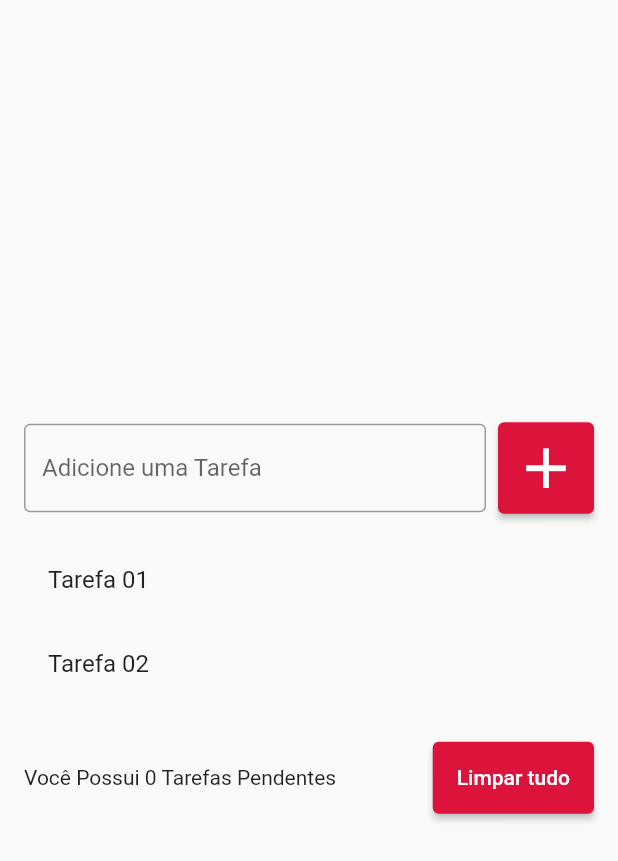
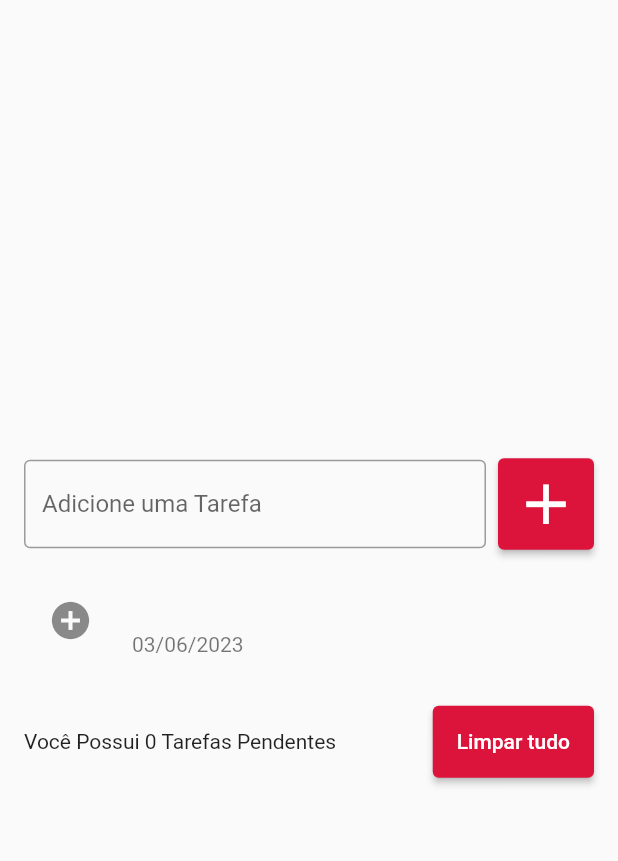
Before and after one commit to petersonpm/flutter-task-list, a Flutter app: the screen it shows after launch, after a tap on the "add" icon, on a phone screen of 412 x 824 dp. Shown: the top 861 px of the screen. Run offline on Flutter 3.47's test engine with Material 2 defaults, Android fonts, the light colour scheme and no system bars.

Commit message:
Adicionando Itens na Lista

```diff
--- a/lib/pages/todo_list_page.dart
+++ b/lib/pages/todo_list_page.dart
@@ -1,7 +1,16 @@
 import 'package:flutter/material.dart';
 
-class TodoListPage extends StatelessWidget {
-  const TodoListPage({Key? key}) : super(key: key);
+class TodoListPage extends StatefulWidget {
+   TodoListPage({Key? key}) : super(key: key);
+
+  @override
+  State<TodoListPage> createState() => _TodoListPageState();
+}
+
+class _TodoListPageState extends State<TodoListPage> {
+   final TextEditingController todoController = TextEditingController();
+
+  List<String> todos = [];
 
   @override
   Widget build(BuildContext context) {
@@ -14,18 +23,25 @@
             children: [
               Row(
                 children: [
-                  const Expanded(
+                   Expanded(
                     child: TextField(
-                      decoration: InputDecoration(
+                      controller: todoController,
+                      decoration: const InputDecoration(
                         border: OutlineInputBorder(),
                         labelText: 'Adicione uma Tarefa',
-                        hintText: 'EX. Estudar Flutter',
+                        hintText: 'EX. Estudar para a prova',
                       ),
                     ),
                   ),
                   const SizedBox(width: 8),
                   ElevatedButton(
-                    onPressed: () {},
+                    onPressed: () {
+                      String text =  todoController.text;
+                      setState(() {
+                        todos.add(text);
+                      });
+                      todoController.clear();
+                    },
                     style: ElevatedButton.styleFrom(
                         primary: const Color(0xffDC143C),
                         padding: const EdgeInsets.all(8)),
@@ -36,20 +52,19 @@
                   ),
                 ],
               ),
-              const SizedBox(height: 16),
-              SizedBox(
-                height: 120,
+              SizedBox(height: 16),
+              Flexible(
                 child: ListView(
                   shrinkWrap: true,
-                  children: const [
+                  children:  [
+                    for(String todo in todos)
                     ListTile(
-                      title: Text('Tarefa 01'),
-                    ),
-                    ListTile(
-                      title: Text('Tarefa 02'),
-                    ),
-                    ListTile(
-                      title: Text('Tarefa 03'),
+                      title: Text(todo),
+                      subtitle: Text('03/06/2023'),
+                      leading: Icon(Icons.add_circle, size: 30,),
+                      onTap: () {
+                        print('Tarefa $todo');
+                      },
                     ),
                   ],
                 ),
```
